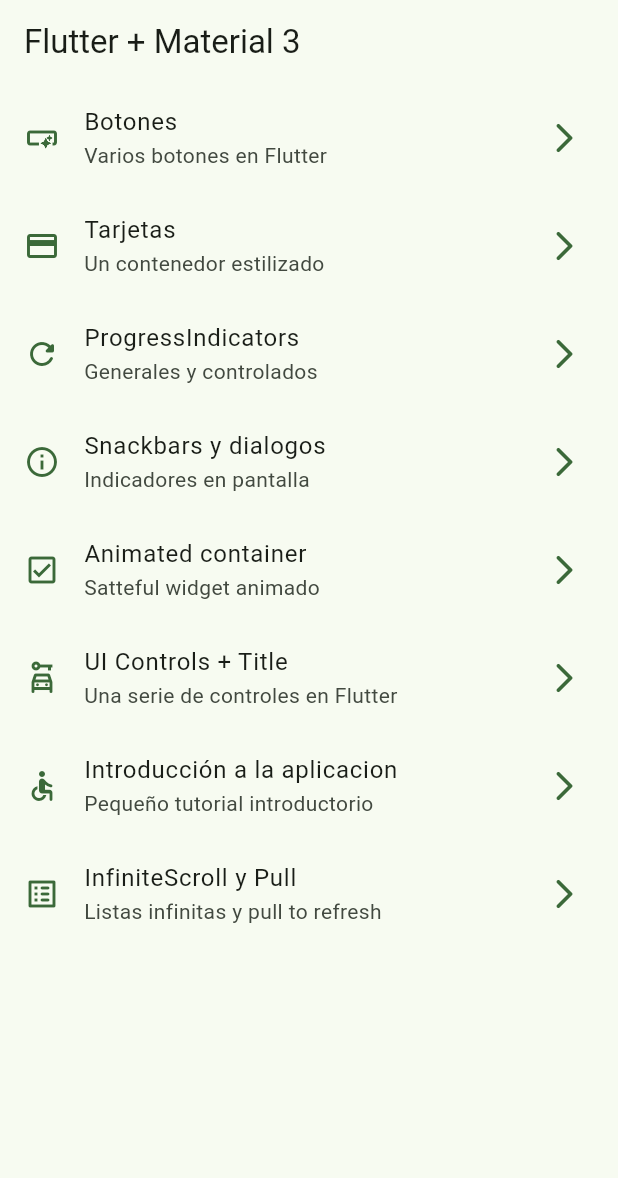
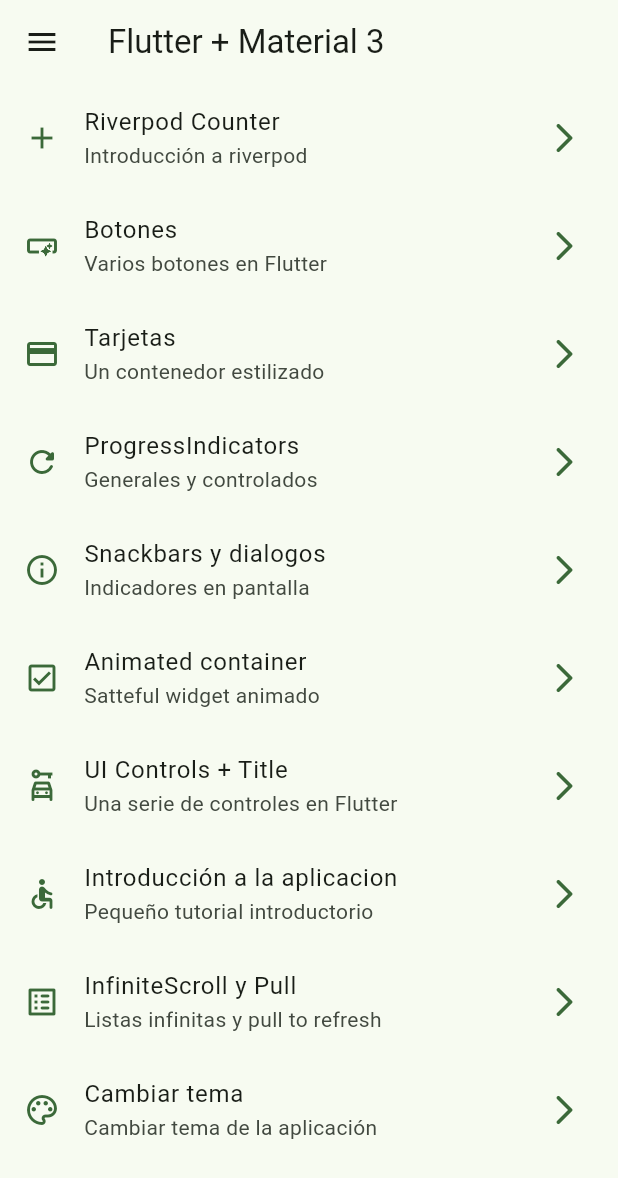
Before and after one commit to JorgeMirandaM/Flutter-widget_app, a Flutter app: the screen it shows after launch, on a phone screen of 412 x 824 dp. Shown: the top 1178 px of the screen. Run offline on Flutter 3.47's test engine with Material 2 defaults, Android fonts, the phone set to English and light mode, and no system bars; our stand-ins replace animate_do, flutter_riverpod, go_router.

Commit message:
Counter implementation with riverpod provider finished

```diff
--- a/lib/config/menu/menu_items.dart
+++ b/lib/config/menu/menu_items.dart
@@ -14,6 +14,11 @@ class MenuItem {
 }
 
 const List<MenuItem> appMenuItems = [
+  MenuItem(
+      title: 'Riverpod Counter',
+      subTitle: 'Introducción a riverpod',
+      link: '/counter-river',
+      icon: Icons.add),
   MenuItem(
       title: 'Botones',
       subTitle: 'Varios botones en Flutter',
@@ -53,5 +58,10 @@ const List<MenuItem> appMenuItems = [
       title: 'InfiniteScroll y Pull',
       subTitle: 'Listas infinitas y pull to refresh ',
       link: '/infinite',
-      icon: Icons.list_alt_rounded)
+      icon: Icons.list_alt_rounded),
+      MenuItem(
+      title: 'Cambiar tema',
+      subTitle: 'Cambiar tema de la aplicación',
+      link: '/theme-changer',
+      icon: Icons.color_lens_outlined),
 ];
--- a/lib/config/router/app_router.dart
+++ b/lib/config/router/app_router.dart
@@ -22,7 +22,6 @@ final appRouter = GoRouter(routes: [
     name: ProgressScreen.name,
     builder: (context, state) => const ProgressScreen(),
   ),
-
   GoRoute(
     path: '/snackbars',
     name: SnackbarScreen.name,
@@ -33,7 +32,7 @@ final appRouter = GoRouter(routes: [
     name: AnimatedScreen.name,
     builder: (context, state) => const AnimatedScreen(),
   ),
-   GoRoute(
+  GoRoute(
     path: '/ui-controls',
     name: UiControlsScreen.name,
     builder: (context, state) => const UiControlsScreen(),
@@ -48,4 +47,14 @@ final appRouter = GoRouter(routes: [
     name: InfiniteScrollScreen.name,
     builder: (context, state) => const InfiniteScrollScreen(),
   ),
+  GoRoute(
+    path: '/counter-river',
+    name: CounterScreen.name,
+    builder: (context, state) => const CounterScreen(),
+  ),
+  GoRoute(
+    path: '/theme-changer',
+    name: ThemeChangerScreen.name,
+    builder: (context, state) => const ThemeChangerScreen(),
+  )
 ]);
--- a/lib/main.dart
+++ b/lib/main.dart
@@ -1,9 +1,10 @@
 import 'package:flutter/material.dart';
+import 'package:flutter_riverpod/flutter_riverpod.dart';
 import 'package:widget_app/config/router/app_router.dart';
 import 'package:widget_app/config/theme/app_theme.dart';
 
 void main() {
-  runApp(const MainApp());
+  runApp(const ProviderScope(child: MainApp()));
 }
 
 class MainApp extends StatelessWidget {
--- /dev/null
+++ b/lib/presentation/providers/counter_provider.dart
@@ -0,0 +1,5 @@
+
+
+import 'package:flutter_riverpod/flutter_riverpod.dart';
+
+final counterProvider= StateProvider<int>((ref) => 5);
--- /dev/null
+++ b/lib/presentation/providers/theme_provider.dart
@@ -0,0 +1,6 @@
+
+
+
+import 'package:flutter_riverpod/flutter_riverpod.dart';
+
+final isDarkmodeProvider= StateProvider<bool>((ref) => false);
--- a/lib/presentation/screens/home/home_screen.dart
+++ b/lib/presentation/screens/home/home_screen.dart
@@ -1,6 +1,7 @@
 import 'package:flutter/material.dart';
 import 'package:go_router/go_router.dart';
 import 'package:widget_app/config/menu/menu_items.dart';
+import 'package:widget_app/presentation/widgets/side_menu.dart';
 
 class HomeScreen extends StatelessWidget {
 
@@ -10,9 +11,14 @@ class HomeScreen extends StatelessWidget {
 
   @override
   Widget build(BuildContext context) {
+
+    final scaffoldKey=GlobalKey<ScaffoldState>();
+
     return Scaffold(
+      key: scaffoldKey,
       appBar: AppBar(title: const Text('Flutter + Material 3')),
       body: const _HomeView(),
+      drawer: SideMenu(scaffoldKey: scaffoldKey,),
     );
   }
 }
--- a/lib/presentation/screens/screens.dart
+++ b/lib/presentation/screens/screens.dart
@@ -1,4 +1,8 @@
 
+
+export 'package:widget_app/presentation/screens/theme_changer/theme_changer_screen.dart';
+
+export 'package:widget_app/presentation/screens/counter/counter_screen.dart';
 
 export 'package:widget_app/presentation/screens/animated/animated_screen.dart';
 export 'package:widget_app/presentation/screens/app_tutorial/app_tutorial_screen.dart';
--- a/pubspec.yaml
+++ b/pubspec.yaml
@@ -10,6 +10,7 @@ dependencies:
   animate_do: ^3.1.2
   flutter:
     sdk: flutter
+  flutter_riverpod: ^2.4.0
   go_router: ^10.2.0
 
 dev_dependencies:
```
Also changed, not shown: lib/presentation/screens/counter/counter_screen.dart (added, +39 -0 lines), pubspec.lock.
